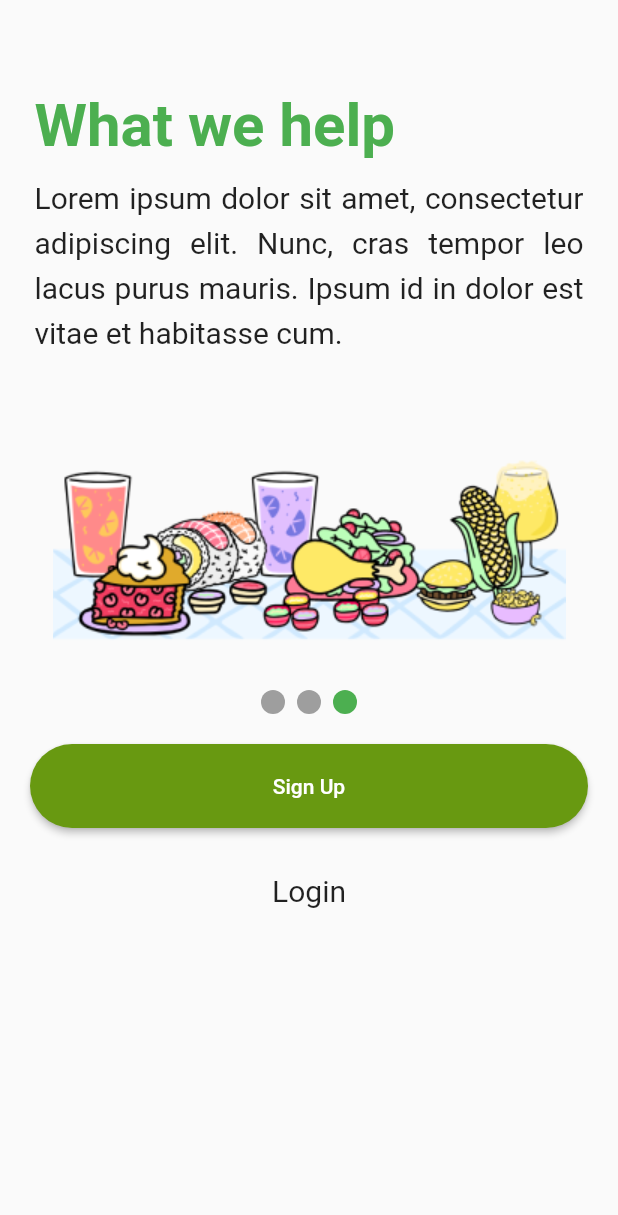
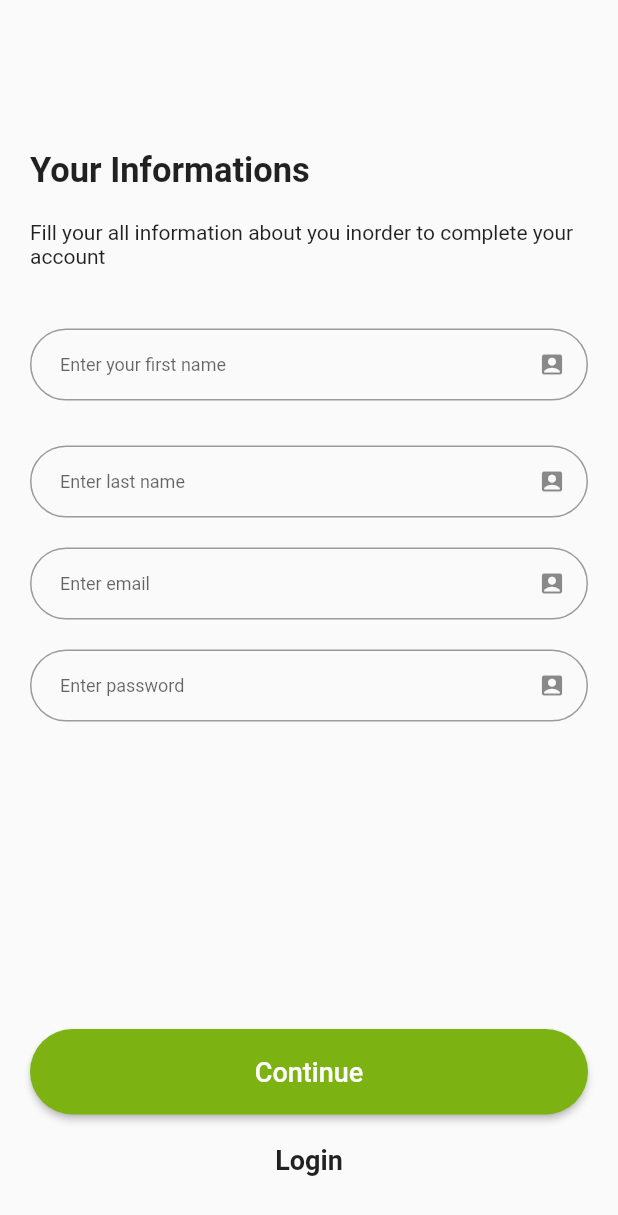
Before and after one commit to kwibuka-confiance/mofresh, a Flutter app: the screen it shows after launch, after a tap on "Sign Up", on a phone screen of 412 x 824 dp. Shown: the top 1215 px of the screen. Run offline on Flutter 3.47's test engine with Material 2 defaults, Android fonts, the phone set to English and light mode, and no system bars; drawn by our look-alikes of carousel_slider, smooth_page_indicator; our stand-ins replace contained_tab_bar_view, shimmer; Roboto replaces fonts that are missing (Poppins).

Commit message:
adding sig-up screen done

```diff
--- a/lib/main.dart
+++ b/lib/main.dart
@@ -1,8 +1,10 @@
 import 'package:flutter/material.dart';
 import 'package:mofresh/containers/booking_containers/picking_booking_status_container.dart';
+import 'package:mofresh/containers/booking_containers/signup_creation_container.dart';
 import 'package:mofresh/screens/booking_screen.dart';
 import 'package:mofresh/screens/coldbox_description_screen.dart';
 import 'package:mofresh/screens/home_screen.dart';
+import 'package:mofresh/screens/signup_screen.dart';
 import 'package:mofresh/screens/welcome_screen.dart';
 import 'package:mofresh/utils/colors/colorswitch.dart';
 
@@ -30,7 +32,8 @@ class MyApp extends StatelessWidget {
         "/home": (context) => const HomeScreen(),
         "/cold-box-description": (context) => const ColdBoxDescriptionScreen(),
         "/booking-screen-status": (context) => const ChoosingBookingStatus(),
-        "/booking-screen": (context) => const BookingScreen()
+        "/booking-screen": (context) => const BookingScreen(),
+        "/sign-up": (context) => const SignUpStarted()
       },
     );
   }
--- /dev/null
+++ b/lib/models/user.dart
@@ -0,0 +1,22 @@
+class UserInformations {
+  final String firstName;
+  final String lastName;
+  final String email;
+  final String password;
+
+  const UserInformations(
+      {required this.firstName,
+      required this.lastName,
+      required this.email,
+      required this.password});
+}
+
+class LoginModel {
+  final String email;
+  final String password;
+
+  const LoginModel({
+    required this.email,
+    required this.password,
+  });
+}
--- /dev/null
+++ b/lib/screens/signup_screen.dart
@@ -0,0 +1,275 @@
+import 'package:flutter/material.dart';
+import '../models/user.dart';
+
+class SignUpStarted extends StatefulWidget {
+  const SignUpStarted({Key? key}) : super(key: key);
+
+  @override
+  _SignUpStartedState createState() => _SignUpStartedState();
+}
+
+class _SignUpStartedState extends State<SignUpStarted> {
+  bool isLoading = false;
+
+  final _form = GlobalKey<FormState>();
+
+  // ignore: prefer_typing_uninitialized_variables
+  var currentDate;
+  var _userInformation = const UserInformations(
+      firstName: "", lastName: "", email: "", password: "");
+
+  @override
+  Widget build(BuildContext context) {
+    void addToSignUpObjectHandler() {
+      var validateForm = _form.currentState!.validate();
+      _form.currentState!.save();
+    }
+
+    void _goAndLoginHandler() {
+      Navigator.of(context).pushNamed("/login");
+    }
+
+    return Scaffold(
+      body: SingleChildScrollView(
+        child: Container(
+          height: MediaQuery.of(context).size.height,
+          width: double.infinity,
+          padding:
+              const EdgeInsets.only(left: 20, right: 20, top: 100, bottom: 20),
+          child: Column(
+            crossAxisAlignment: CrossAxisAlignment.start,
+            mainAxisAlignment: MainAxisAlignment.spaceBetween,
+            children: [
+              Form(
+                child: Container(
+                  width: double.infinity,
+                  child: Form(
+                      key: _form,
+                      child: Column(
+                        crossAxisAlignment: CrossAxisAlignment.start,
+                        children: [
+                          const Text(
+                            "Your Informations",
+                            style: TextStyle(
+                                fontSize: 23, fontWeight: FontWeight.bold),
+                          ),
+                          const Padding(
+                            padding: EdgeInsets.symmetric(vertical: 20.0),
+                            child: Text(
+                                "Fill your all information about you inorder to complete your account"),
+                          ),
+                          Column(
+                            children: [
+                              Padding(
+                                padding:
+                                    const EdgeInsets.only(top: 20, bottom: 10),
+                                child: TextFormField(
+                                  decoration: InputDecoration(
+                                      border: OutlineInputBorder(
+                                          borderRadius:
+                                              BorderRadius.circular(305)),
+                                      labelText: 'Enter your first name',
+                                      labelStyle: const TextStyle(fontSize: 12),
+                                      suffixIcon: const Icon(Icons.account_box),
+                                      isDense: true,
+                                      contentPadding:
+                                          const EdgeInsets.symmetric(
+                                              vertical: 0, horizontal: 20)),
+                                  textInputAction: TextInputAction.next,
+                                  validator: (value) {
+                                    if (value!.isEmpty) {
+                                      return "Fill your first name";
+                                    }
+
+                                    return null;
+                                  },
+                                  onSaved: (value) {
+                                    _userInformation = UserInformations(
+                                      firstName: value.toString(),
+                                      lastName: _userInformation.lastName,
+                                      email: _userInformation.email,
+                                      password: _userInformation.password,
+                                    );
+                                  },
+                                ),
+                              ),
+                              Padding(
+                                padding: const EdgeInsets.only(top: 20),
+                                child: Column(
+                                  crossAxisAlignment: CrossAxisAlignment.start,
+                                  children: [
+                                    TextFormField(
+                                      decoration: InputDecoration(
+                                          border: OutlineInputBorder(
+                                              borderRadius:
+                                                  BorderRadius.circular(305)),
+                                          labelText: 'Enter last name',
+                                          suffixIcon:
+                                              const Icon(Icons.account_box),
+                                          labelStyle:
+                                              const TextStyle(fontSize: 12),
+                                          isDense: true,
+                                          contentPadding:
+                                              const EdgeInsets.symmetric(
+                                                  // vertical: 4,
+                                                  horizontal: 20)),
+                                      textInputAction: TextInputAction.next,
+                                      validator: (value) {
+                                        if (value!.isEmpty) {
+                                          return 'Fill the last name';
+                                        }
+
+                                        return null;
+                                      },
+                                      onSaved: (value) {
+                                        _userInformation = UserInformations(
+                                          firstName: _userInformation.firstName,
+                                          lastName: value.toString(),
+                                          email: _userInformation.email,
+                                          password: _userInformation.password,
+                                        );
+                                      },
+                                    ),
+                                  ],
+                                ),
+                              ),
+                              Padding(
+                                padding: const EdgeInsets.only(top: 20),
+                                child: Column(
+                                  crossAxisAlignment: CrossAxisAlignment.start,
+                                  children: [
+                                    TextFormField(
+                                      decoration: InputDecoration(
+                                          border: OutlineInputBorder(
+                                              borderRadius:
+                                                  BorderRadius.circular(305)),
+                                          labelText: 'Enter email',
+                                          suffixIcon:
+                                              const Icon(Icons.account_box),
+                                          labelStyle:
+                                              const TextStyle(fontSize: 12),
+                                          isDense: true,
+                                          contentPadding:
+                                              const EdgeInsets.symmetric(
+                                                  // vertical: 4,
+                                                  horizontal: 20)),
+                                      textInputAction: TextInputAction.next,
+                                      validator: (value) {
+                                        if (value!.isEmpty) {
+                                          return 'Fill your email';
+                                        }
+
+                                        return null;
+                                      },
+                                      onSaved: (value) {
+                                        _userInformation = UserInformations(
+                                          firstName: _userInformation.firstName,
+                                          lastName: _userInformation.lastName,
+                                          email: value.toString(),
+                                          password: _userInformation.password,
+                                        );
+                                      },
+                                    ),
+                                  ],
+                                ),
+                              ),
+                              Padding(
+                                padding: const EdgeInsets.only(top: 20),
+                                child: Column(
+                                  crossAxisAlignment: CrossAxisAlignment.start,
+                                  children: [
+                                    TextFormField(
+                                      decoration: InputDecoration(
+                                          border: OutlineInputBorder(
+                                              borderRadius:
+                                                  BorderRadius.circular(305)),
+                                          labelText: 'Enter password',
+                                          suffixIcon:
+                                              const Icon(Icons.account_box),
+                                          labelStyle:
+                                              const TextStyle(fontSize: 12),
+                                          isDense: true,
+                                          contentPadding:
+                                              const EdgeInsets.symmetric(
+                                                  // vertical: 4,
+                                                  horizontal: 20)),
+                                      textInputAction: TextInputAction.next,
+                                      validator: (value) {
+                                        if (value!.isEmpty) {
+                                          return 'Fill the password';
+                                        }
+
+                                        return null;
+                                      },
+                                      onSaved: (value) {
+                                        _userInformation = UserInformations(
+                                          firstName: _userInformation.firstName,
+                                          lastName: _userInformation.lastName,
+                                          email: value.toString(),
+                                          password: _userInformation.password,
+                                        );
+                                      },
+                                    ),
+                                  ],
+                                ),
+                              ),
+                            ],
+                          ),
+                        ],
+                      )),
+                ),
+              ),
+              Column(
+                children: [
+                  SizedBox(
+                    width: double.infinity,
+                    child: Container(
+                      child: ElevatedButton(
+                        onPressed: addToSignUpObjectHandler,
+                        child: isLoading == false
+                            ? const Padding(
+                                padding: EdgeInsets.symmetric(vertical: 18),
+                                child: Text(
+                                  "Continue",
+                                  style: TextStyle(
+                                      color: Colors.white,
+                                      fontFamily: 'Poppins',
+                                      fontSize: 18),
+                                ),
+                              )
+                            : const SizedBox(
+                                width: 18,
+                                height: 18,
+                                child: CircularProgressIndicator(
+                                  color: Colors.white,
+                                ),
+                              ),
+                        style: ElevatedButton.styleFrom(
+                            shape: RoundedRectangleBorder(
+                                borderRadius: BorderRadius.circular(30)),
+                            primary: Theme.of(context).primaryColor),
+                      ),
+                    ),
+                  ),
+                  InkWell(
+                    onTap: _goAndLoginHandler,
+                    child: Container(
+                      width: double.infinity,
+                      margin: const EdgeInsets.symmetric(vertical: 20),
+                      child: const Text(
+                        "Login",
+                        textAlign: TextAlign.center,
+                        style: TextStyle(
+                            fontSize: 18, fontWeight: FontWeight.bold),
+                      ),
+                    ),
+                  )
+                ],
+              ),
+            ],
+          ),
+        ),
+      ),
+    );
+  }
+}
--- a/lib/screens/welcome_screen.dart
+++ b/lib/screens/welcome_screen.dart
@@ -30,11 +30,11 @@ class _WelcomeScreenState extends State<WelcomeScreen> {
   @override
   Widget build(BuildContext context) {
     void signupButtonHandler() {
-      print("swiftmotion is Here");
+      Navigator.of(context).pushNamed("/sign-up");
     }
 
     void _loginNavigationHandler() {
-      print("Confiance");
+      Navigator.of(context).pushNamed("/login");
     }
 
     return Scaffold(
```
